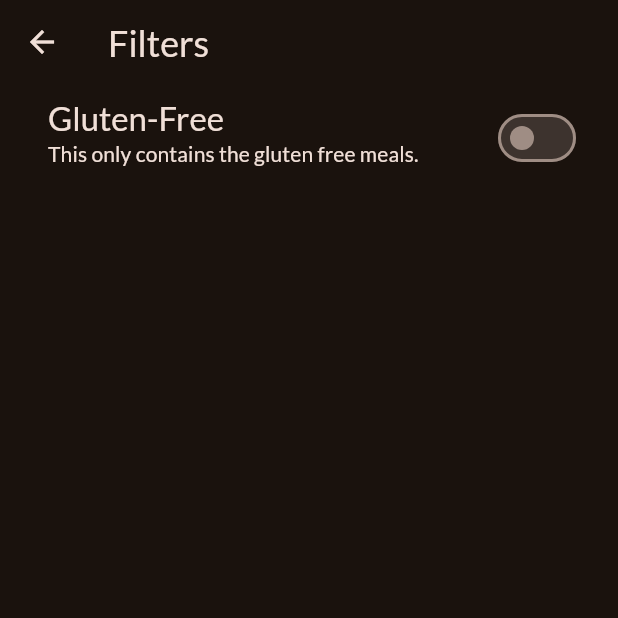
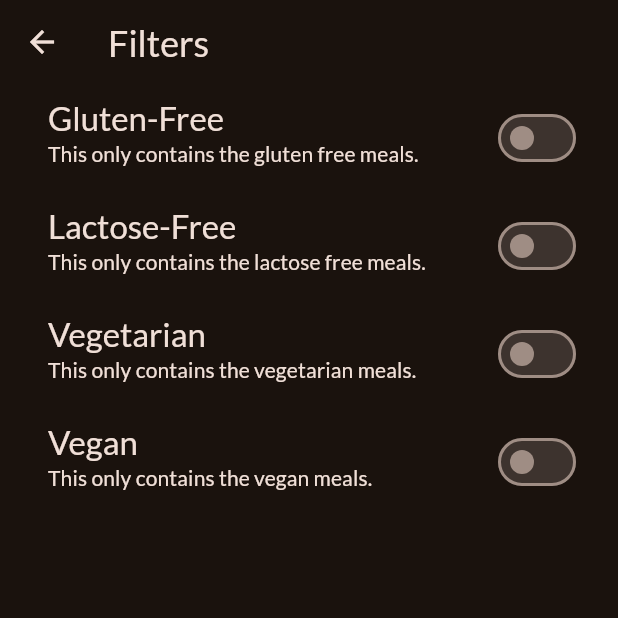
Before and after one commit to Kapil9861/Flutter, a Flutter app: the FiltersScreen screen opened directly, on a phone screen of 412 x 824 dp, the top half of it. Run offline on Flutter 3.47's test engine with Material 3 defaults, Android fonts, the phone set to English and light mode, and no system bars; our stand-ins replace google_fonts, transparent_image; statements that could not run were skipped.

Commit message:
Updated the meals

```diff
--- a/meals/lib/screens/filters_screen.dart
+++ b/meals/lib/screens/filters_screen.dart
@@ -1,7 +1,8 @@
 import 'package:flutter/material.dart';
-import 'package:meals/screens/main_drawer.dart';
-import 'package:meals/screens/tabs_screen.dart';
 
+// import 'package:meals/screens/main_drawer.dart';
+// import 'package:meals/screens/tabs_screen.dart';
+/// A screen for applying filters to meals.
 class FiltersScreen extends StatefulWidget {
   const FiltersScreen({super.key});
 
@@ -12,10 +13,13 @@ class FiltersScreen extends StatefulWidget {
 }
 
 class _FiltersScreenState extends State<FiltersScreen> {
-  bool switchState = false;
+  bool glutenSwitchState = false;
+  bool lactoseSwitchState = false;
+  bool vegetablesSwitchState = false;
+  bool veganSwitchState = false;
 
-//This is for the side drawer in the Pop Up Screens too MoreOver, the screenReplacement
-//is used to remove the back button as it replaces the Screen ontop of which it is placed
+  ///This is for the side drawer in the Pop Up Screens too MoreOver, the screenReplacement
+  ///is used to remove the back button as it replaces the Screen ontop of which it is placed
   // void chooseScreen(String identifier) {
   //   Navigator.of(context).pop();
   //   if (identifier == "meals") {
@@ -34,29 +38,95 @@ class _FiltersScreenState extends State<FiltersScreen> {
         title: Text(
           "Filters",
           style: Theme.of(context).textTheme.titleLarge!.copyWith(
-              color: Theme.of(context).colorScheme.onBackground, fontSize: 24),
+              color: Theme.of(context).colorScheme.onSurface, fontSize: 24),
         ),
       ),
       // drawer: MainDrawer(setScreen: chooseScreen),
       body: Column(
         children: [
           SwitchListTile(
-            value: switchState,
+            value: glutenSwitchState,
             onChanged: (isChecked) {
               setState(() {
-                switchState = isChecked;
+                glutenSwitchState = isChecked;
               });
             },
             title: Text(
               "Gluten-Free",
               style: Theme.of(context).textTheme.titleLarge!.copyWith(
-                    color: Theme.of(context).colorScheme.onBackground,
+                    color: Theme.of(context).colorScheme.onSurface,
                   ),
             ),
             subtitle: Text(
               "This only contains the gluten free meals.",
               style: Theme.of(context).textTheme.titleSmall!.copyWith(
-                    color: Theme.of(context).colorScheme.onBackground,
+                    color: Theme.of(context).colorScheme.onSurface,
+                  ),
+            ),
+            activeColor: Theme.of(context).colorScheme.tertiary,
+            contentPadding: const EdgeInsets.only(left: 32, right: 24),
+          ),
+          SwitchListTile(
+            value: lactoseSwitchState,
+            onChanged: (isChecked) {
+              setState(() {
+                lactoseSwitchState = isChecked;
+              });
+            },
+            title: Text(
+              "Lactose-Free",
+              style: Theme.of(context).textTheme.titleLarge!.copyWith(
+                    color: Theme.of(context).colorScheme.onSurface,
+                  ),
+            ),
+            subtitle: Text(
+              "This only contains the lactose free meals.",
+              style: Theme.of(context).textTheme.titleSmall!.copyWith(
+                    color: Theme.of(context).colorScheme.onSurface,
+                  ),
+            ),
+            activeColor: Theme.of(context).colorScheme.tertiary,
+            contentPadding: const EdgeInsets.only(left: 32, right: 24),
+          ),
+          SwitchListTile(
+            value: vegetablesSwitchState,
+            onChanged: (isChecked) {
+              setState(() {
+                vegetablesSwitchState = isChecked;
+              });
+            },
+            title: Text(
+              "Vegetarian",
+              style: Theme.of(context).textTheme.titleLarge!.copyWith(
+                    color: Theme.of(context).colorScheme.onSurface,
+                  ),
+            ),
+            subtitle: Text(
+              "This only contains the vegetarian meals.",
+              style: Theme.of(context).textTheme.titleSmall!.copyWith(
+                    color: Theme.of(context).colorScheme.onSurface,
+                  ),
+            ),
+            activeColor: Theme.of(context).colorScheme.tertiary,
+            contentPadding: const EdgeInsets.only(left: 32, right: 24),
+          ),
+          SwitchListTile(
+            value: veganSwitchState,
+            onChanged: (isChecked) {
+              setState(() {
+                veganSwitchState = isChecked;
+              });
+            },
+            title: Text(
+              "Vegan",
+              style: Theme.of(context).textTheme.titleLarge!.copyWith(
+                    color: Theme.of(context).colorScheme.onSurface,
+                  ),
+            ),
+            subtitle: Text(
+              "This only contains the vegan meals.",
+              style: Theme.of(context).textTheme.titleSmall!.copyWith(
+                    color: Theme.of(context).colorScheme.onSurface,
                   ),
             ),
             activeColor: Theme.of(context).colorScheme.tertiary,
--- a/meals/lib/screens/list_tile.dart
+++ b/meals/lib/screens/list_tile.dart
@@ -19,7 +19,7 @@ class ListTileScreen extends StatelessWidget {
         style: Theme.of(context)
             .textTheme
             .titleSmall!
-            .copyWith(color: Theme.of(context).colorScheme.onBackground),
+            .copyWith(color: Theme.of(context).colorScheme.onSurface),
       ),
       onTap: onTap,
     );
--- a/meals/lib/screens/meals.dart
+++ b/meals/lib/screens/meals.dart
@@ -24,7 +24,7 @@ class MealsScreen extends StatelessWidget {
             style: Theme.of(context)
                 .textTheme
                 .titleMedium!
-                .copyWith(color: Theme.of(context).colorScheme.onBackground),
+                .copyWith(color: Theme.of(context).colorScheme.onSurface),
           ),
           const SizedBox(
             height: 16,
@@ -32,7 +32,7 @@ class MealsScreen extends StatelessWidget {
           Text(
             "Please Select a Different Category!",
             style: Theme.of(context).textTheme.titleLarge!.copyWith(
-                color: Theme.of(context).colorScheme.onBackground,
+                color: Theme.of(context).colorScheme.onSurface,
                 fontSize: 20),
           )
         ],
--- a/meals/lib/widgets/category_grid_item.dart
+++ b/meals/lib/widgets/category_grid_item.dart
@@ -31,7 +31,7 @@ class CategoryGridItem extends StatelessWidget {
           child: Text(
             category.title,
             style: Theme.of(context).textTheme.titleLarge!.copyWith(
-                  color: Theme.of(context).colorScheme.onBackground,
+                  color: Theme.of(context).colorScheme.onSurface,
                 ),
           ),
         ),
--- a/meals/lib/widgets/menu_item.dart
+++ b/meals/lib/widgets/menu_item.dart
@@ -47,7 +47,7 @@ class MenuItem extends StatelessWidget {
         onTap: () {
           mealDetail(context);
         },
-        splashColor: Theme.of(context).colorScheme.onBackground,
+        splashColor: Theme.of(context).colorScheme.onSurface,
         radius: 16,
         child: Stack(
           children: [
```
Also changed, not shown: meals/pubspec.lock.
